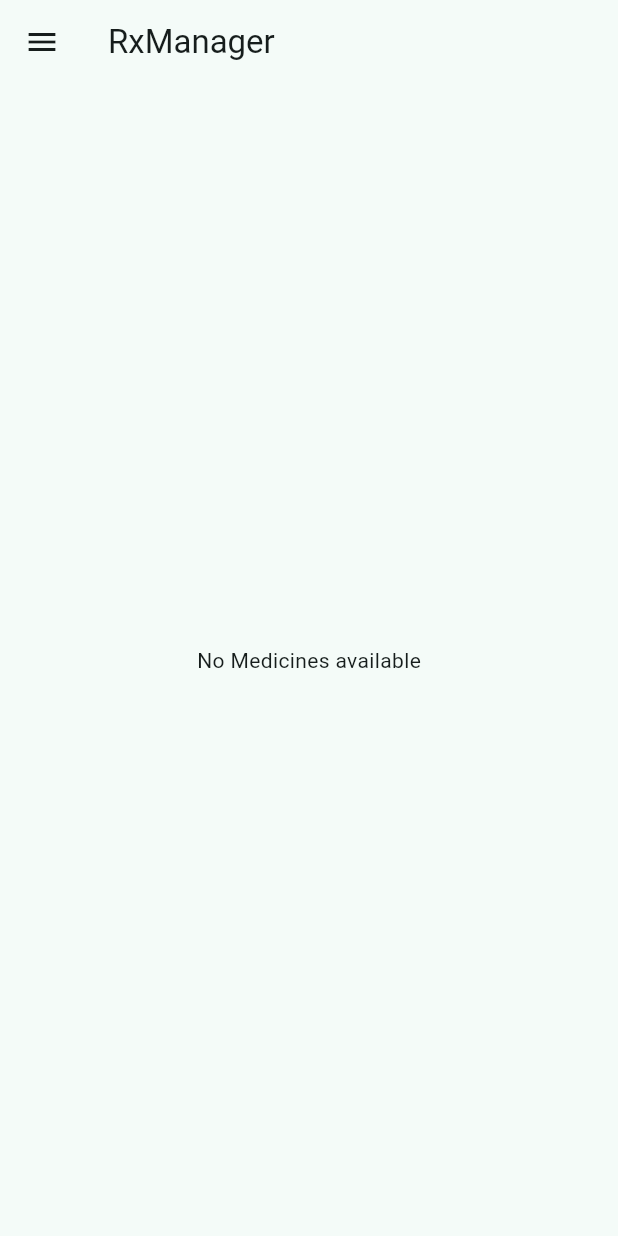
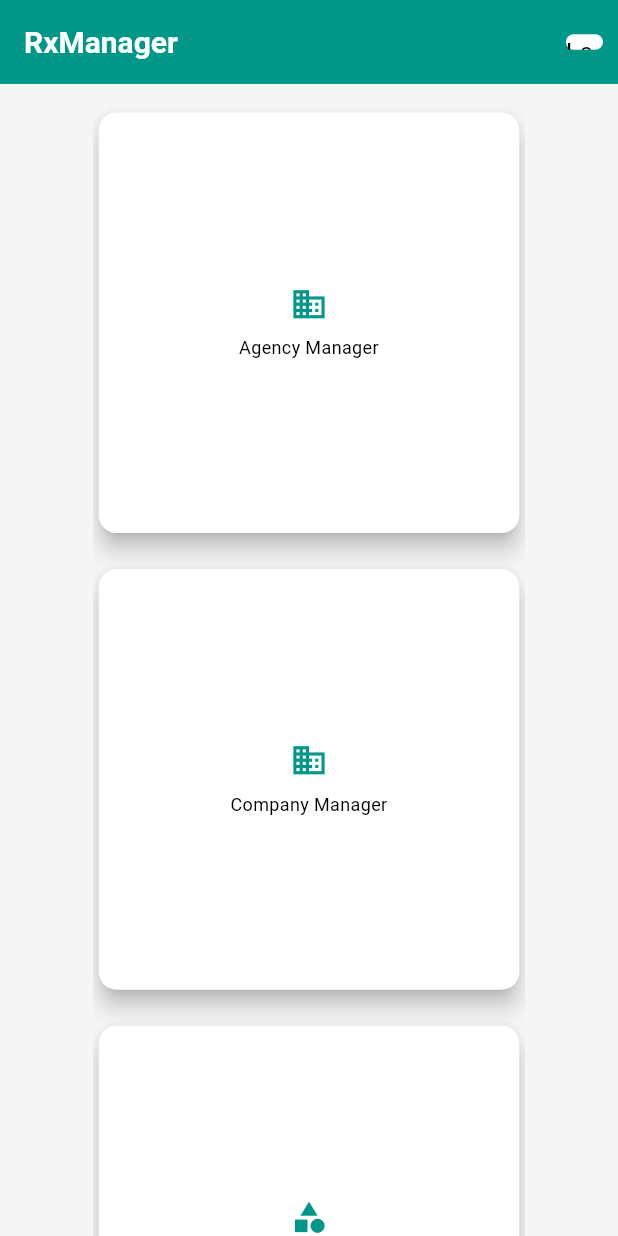
Before and after one commit to abdulrahman0842/rx_manager, a Flutter app: the screen it shows once a user with an empty profile is signed in, on a phone screen of 412 x 824 dp. Run offline on Flutter 3.47's test engine with Material 3 defaults, Android fonts, the light colour scheme and no system bars; our stand-ins replace another_flushbar, cloud_firestore, firebase_auth, firebase_core; missing offline and left inert: dart:html; accounts and stored records are empty.

Commit message:
login_screen done with error handling home_screen done with hover effects

```diff
--- a/lib/main.dart
+++ b/lib/main.dart
@@ -1,6 +1,9 @@
 import 'package:firebase_core/firebase_core.dart';
 import 'package:flutter/material.dart';
+import 'package:provider/provider.dart';
 import 'package:rx_manager/services/auth/auth_gate.dart';
+import 'package:rx_manager/services/hover_state.dart';
+import 'package:rx_manager/utils/theme.dart';
 
 void main() async {
   WidgetsFlutterBinding.ensureInitialized();
@@ -10,7 +13,11 @@ void main() async {
           appId: "1:939104924183:web:1aed956c9fe47c683ee252",
           messagingSenderId: "939104924183",
           projectId: "rx-manager-b1b7c"));
-  runApp(const MyApp());
+  runApp(MultiProvider(providers: [
+    ChangeNotifierProvider(
+      create: (context) => HoverState(),
+    )
+  ], child: const MyApp()));
 }
 
 class MyApp extends StatelessWidget {
@@ -19,8 +26,8 @@ class MyApp extends StatelessWidget {
   @override
   Widget build(BuildContext context) {
     return MaterialApp(
-        theme: ThemeData(
-            colorScheme: ColorScheme.fromSeed(seedColor: Colors.teal)),
+        initialRoute: '/',
+        theme: appTheme,
         debugShowCheckedModeBanner: false,
         home: AuthGate());
   }
--- a/lib/services/auth/auth_service.dart
+++ b/lib/services/auth/auth_service.dart
@@ -26,4 +26,8 @@ class AuthService {
       throw Exception(e.code);
     }
   }
+
+  Future<void> logout() async {
+    await _auth.signOut();
+  }
 }
--- /dev/null
+++ b/lib/services/hover_state.dart
@@ -0,0 +1,11 @@
+import 'package:flutter/material.dart';
+
+class HoverState extends ChangeNotifier {
+  final List<bool> _hoverState = List<bool>.filled(7, false);
+  List<bool> get hoverState => _hoverState;
+
+  void setHover(int index, bool value) {
+    _hoverState[index] = value;
+    notifyListeners();
+  }
+}
--- /dev/null
+++ b/lib/utils/theme.dart
@@ -0,0 +1,40 @@
+import 'package:flutter/material.dart';
+
+final ThemeData appTheme = ThemeData(
+  colorScheme: ColorScheme.fromSeed(
+      seedColor: Colors.teal, secondary: Colors.tealAccent),
+  primaryColor: Color(0xFF009688), // Teal
+  primaryColorDark: Color(0xFF00796B), // Dark Teal
+  // accentColor: Color(0xFF80CBC4), // Light Teal
+  scaffoldBackgroundColor: Color(0xFFF5F5F5), // Light Grey
+  // errorColor: Color(0xFFD32F2F), // Red
+  textTheme: TextTheme(
+    headlineMedium: TextStyle(
+        color: Color(0xFF212121),
+        fontSize: 24,
+        fontWeight: FontWeight.bold), // Dark Grey
+    bodyMedium:
+        TextStyle(color: Color(0xFF757575), fontSize: 16), // Medium Grey
+  ),
+  appBarTheme: AppBarTheme(
+    color: Color(0xFF009688), // Teal
+    elevation: 0,
+    iconTheme: IconThemeData(color: Colors.white),
+    titleTextStyle: TextStyle(
+        color: Colors.white, fontSize: 20, fontWeight: FontWeight.bold),
+  ),
+  buttonTheme: ButtonThemeData(
+    buttonColor: Color(0xFF009688), // Teal
+    textTheme: ButtonTextTheme.primary,
+    shape: RoundedRectangleBorder(
+      borderRadius: BorderRadius.circular(8),
+    ),
+  ),
+  cardTheme: CardTheme(
+    color: Colors.white,
+    elevation: 4,
+    shape: RoundedRectangleBorder(
+      borderRadius: BorderRadius.circular(12),
+    ),
+  ),
+);
--- a/lib/view/home_screen.dart
+++ b/lib/view/home_screen.dart
@@ -1,10 +1,11 @@
 import 'dart:developer';
 
 import 'package:flutter/material.dart';
-import 'package:rx_manager/models/medicine.dart';
-import 'package:rx_manager/widgets/custom_drawer.dart';
-import 'package:rx_manager/services/inventory/medicine_service.dart';
-import 'package:rx_manager/widgets/medicine_form.dart';
+import 'package:provider/provider.dart';
+import 'package:rx_manager/services/auth/auth_service.dart';
+import 'package:rx_manager/services/hover_state.dart';
+import 'package:rx_manager/utils/utils.dart';
+import 'package:rx_manager/widgets/small_button.dart';
 
 class HomeScreen extends StatefulWidget {
   const HomeScreen({super.key});
@@ -14,50 +15,111 @@ class HomeScreen extends StatefulWidget {
 }
 
 class _HomeScreenState extends State<HomeScreen> {
+  final List<Map<String, dynamic>> managers = [
+    {'icon': Icons.business, 'label': 'Agency Manager'},
+    {'icon': Icons.domain, 'label': 'Company Manager'},
+    {'icon': Icons.category, 'label': 'Content Manager'},
+    {'icon': Icons.medical_services, 'label': 'Medicine Manager'},
+    {'icon': Icons.shopping_cart, 'label': 'Purchase Bill Manager'},
+    {'icon': Icons.receipt, 'label': 'Sales Bill Manager'},
+    {'icon': Icons.storage, 'label': 'Storage Manager'},
+  ];
+
+  // late List<bool> hoverState;
+  ValueNotifier<List<bool>> hoverState =
+      ValueNotifier<List<bool>>(List.filled(7, false));
+
   @override
   Widget build(BuildContext context) {
+    var width = MediaQuery.sizeOf(context).width;
     return Scaffold(
       appBar: AppBar(
+        automaticallyImplyLeading: false,
         title: Text('RxManager'),
+        actions: [
+          SmallButton(
+            label: 'Logout',
+            onTap: () {
+              AuthService().logout();
+              Future.delayed(Duration(seconds: 2));
+              Navigator.pop(context);
+              Utils.flushBarSuccessMessage("Logout Successful", context);
+            },
+          ),
+        ],
       ),
-      body: StreamBuilder(
-          stream: MedicineService().getMedicines(),
-          builder: (context, snapshot) {
-            if (snapshot.connectionState == ConnectionState.waiting) {
-              return Center(child: CircularProgressIndicator());
-            }
-            if (snapshot.hasError) {
-              return Center(child: Text('An error occurred'));
-            }
-            if (snapshot.data == null || snapshot.data!.isEmpty) {
-              return Center(
-                child: Text('No Medicines available'),
-              );
-            }
-            log(snapshot.data.toString());
-            return ListView.builder(
-                itemCount: snapshot.data?.length ?? 0,
-                itemBuilder: (context, index) {
-                  final Medicine medicine = snapshot.data![index];
-                  return ListTile(
-                      onTap: () {
-                        MedicineService().deleteMedicine(medicine.id!);
-                      },
-                      onLongPress: () {
-                        Navigator.push(
-                            context,
-                            MaterialPageRoute(
-                                builder: (context) => MedicineForm(
-                                      isEditing: true,
-                                      medicine: medicine,
-                                    )));
-                      },
-                      title: Text(medicine.name),
-                      subtitle: Text(medicine.company),
-                      trailing: Text(medicine.id ?? ''));
-                });
-          }),
-      drawer: CustomDrawer(),
+      body: Center(
+        child: SizedBox(
+          width: width * 0.7,
+          child: LayoutBuilder(
+            builder: (context, constraint) {
+              int crossAxisCount = (constraint.maxWidth / 200).floor();
+              return GridView.builder(
+                  padding: EdgeInsets.symmetric(vertical: 15),
+                  gridDelegate: SliverGridDelegateWithFixedCrossAxisCount(
+                      crossAxisCount: crossAxisCount,
+                      crossAxisSpacing: 16,
+                      mainAxisSpacing: 16,
+                      childAspectRatio: 1),
+                  itemCount: managers.length,
+                  itemBuilder: (context, index) {
+                    var manager = managers[index];
+                    return Consumer<HoverState>(
+                        builder: (context, hoverState, _) {
+                      return MouseRegion(
+                          onEnter: (_) {
+                            hoverState.setHover(index, true);
+                          },
+                          onExit: (_) {
+                            hoverState.setHover(index, false);
+                          },
+                          child: FeatureManagerCard(
+                              manager: manager,
+                              constraint: constraint,
+                              isHovered: hoverState.hoverState[index]));
+                    });
+                  });
+            },
+          ),
+        ),
+      ),
     );
   }
 }
+
+class FeatureManagerCard extends StatelessWidget {
+  const FeatureManagerCard({
+    super.key,
+    required this.manager,
+    required this.constraint,
+    required this.isHovered,
+  });
+
+  final Map<String, dynamic> manager;
+  final BoxConstraints constraint;
+  final bool isHovered;
+
+  @override
+  Widget build(BuildContext context) {
+    return Card(
+      elevation: isHovered ? 12 : 6,
+      shape: RoundedRectangleBorder(borderRadius: BorderRadius.circular(12)),
+      color: isHovered ? Colors.teal[300] : Colors.white,
+      child: Column(
+          mainAxisAlignment: MainAxisAlignment.center,
+          spacing: 8,
+          children: [
+            Icon(
+              manager['icon'],
+              color: isHovered ? Colors.white : Theme.of(context).primaryColor,
+              size: constraint.maxWidth < 600 ? 25 : 35,
+            ),
+            Text(manager['label'],
+                textAlign: TextAlign.center,
+                style: TextStyle(
+                    fontSize: constraint.maxWidth < 600 ? 12 : 14,
+                    color: isHovered ? Colors.white : Colors.black)),
+          ]),
+    );
+  }
+}
--- /dev/null
+++ b/lib/widgets/small_button.dart
@@ -0,0 +1,27 @@
+import 'package:flutter/material.dart';
+
+class SmallButton extends StatelessWidget {
+  final String label;
+  final Function() onTap;
+  const SmallButton({super.key, required this.label, required this.onTap});
+
+  @override
+  Widget build(BuildContext context) {
+    final width = MediaQuery.of(context).size.width;
+    return GestureDetector(
+      onTap: onTap,
+      child: Container(
+        alignment: Alignment.center,
+        margin: EdgeInsets.symmetric(horizontal: 10),
+        height: width * 0.025,
+        width: width * 0.06,
+        decoration: BoxDecoration(
+            color: Colors.white, borderRadius: BorderRadius.circular(10)),
+        child: Text(
+          label,
+          style: TextStyle(color: Colors.black),
+        ),
+      ),
+    );
+  }
+}
--- a/pubspec.yaml
+++ b/pubspec.yaml
@@ -12,11 +12,16 @@ dependencies:
   firebase_core: ^3.9.0
   firebase_auth: ^5.3.4
   cloud_firestore: ^5.6.0
+  another_flushbar: ^1.12.30
+  provider: ^6.1.2
 
 dev_dependencies:
   flutter_test:
     sdk: flutter
   flutter_lints: ^5.0.0
 
+
 flutter:
   uses-material-design: true
+  assets:
+    - assets/images/
```
Also changed, not shown: lib/extentions/hover_extension.dart (added, +15 -0 lines), lib/utils/utils.dart (+43 -0 lines), lib/view/login_screen.dart (+36 -12 lines), lib/view/medicine_manager_screen.dart (added, +10 -0 lines), lib/widgets/custom_button.dart (added, +29 -0 lines), lib/widgets/custom_text_form_field.dart (+7 -1 lines), assets/images/logo.jpg (added), pubspec.lock, 1 other file.
